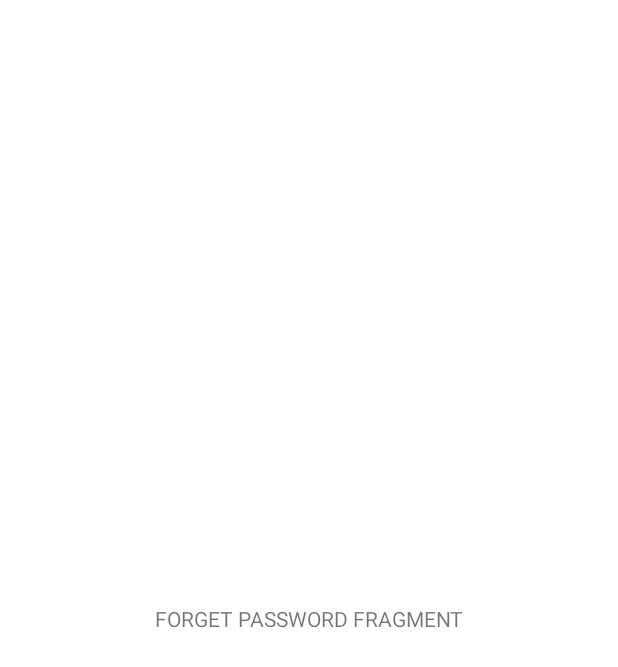
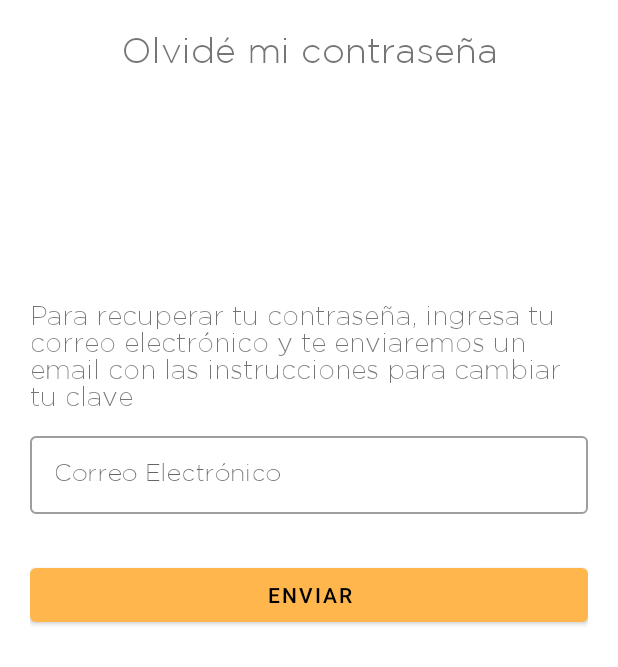
Before and after one commit to nikoo5/DDAM, an Android app: the ForgetPasswordFragment screen opened through its navigation route, on a phone screen of 412 x 824 dp. Shown: the top 667 px of the screen. Run offline under Robolectric (Android 15) with nearby library versions, the light colour scheme and no system bars; our stand-ins replace Firebase (no records; nobody signed in at launch, a user with empty details on screens opened directly); 1 statement that could not run was skipped.

Commit message:
Added Forget Password Function

```diff
--- a/Homie/app/src/main/java/ar/edu/utn/frba/ddam/homie/activities/MainActivity.kt
+++ b/Homie/app/src/main/java/ar/edu/utn/frba/ddam/homie/activities/MainActivity.kt
@@ -19,6 +19,7 @@ import androidx.navigation.ui.setupWithNavController
 import ar.edu.utn.frba.ddam.homie.R
 import com.google.android.material.bottomnavigation.BottomNavigationView
 import com.google.android.material.navigation.NavigationView
+import com.google.android.material.snackbar.Snackbar
 import com.google.firebase.auth.FirebaseAuth
 
 class MainActivity : AppCompatActivity() {
@@ -61,6 +62,7 @@ class MainActivity : AppCompatActivity() {
     }
 
     fun settingHandler(menuItem : MenuItem) {
+        Snackbar.make(dlMain, resources.getString(R.string.future_feature), Snackbar.LENGTH_SHORT).show();
     }
 
     fun logOutHandler(menuItem : MenuItem) {
--- a/Homie/app/src/main/java/ar/edu/utn/frba/ddam/homie/fragments/ForgetPasswordFragment.kt
+++ b/Homie/app/src/main/java/ar/edu/utn/frba/ddam/homie/fragments/ForgetPasswordFragment.kt
@@ -1,16 +1,29 @@
 package ar.edu.utn.frba.ddam.homie.fragments
 
+import android.content.Intent
 import android.os.Bundle
 import androidx.fragment.app.Fragment
 import android.view.LayoutInflater
 import android.view.View
 import android.view.ViewGroup
+import android.widget.Button
 import ar.edu.utn.frba.ddam.homie.R
+import ar.edu.utn.frba.ddam.homie.activities.MainActivity
+import com.google.android.material.snackbar.Snackbar
+import com.google.android.material.textfield.TextInputLayout
+import com.google.firebase.auth.FirebaseAuth
+import com.google.firebase.auth.UserProfileChangeRequest
 
 class ForgetPasswordFragment : Fragment() {
+    lateinit var mAuth: FirebaseAuth
+
+    lateinit var v : View
+    lateinit var etForgetPasswordEmail : TextInputLayout;
+    lateinit var bForgetPasswordSend : Button;
 
     override fun onCreate(savedInstanceState: Bundle?) {
         super.onCreate(savedInstanceState)
+        mAuth = FirebaseAuth.getInstance();
     }
 
     override fun onCreateView(
@@ -18,6 +31,48 @@ class ForgetPasswordFragment : Fragment() {
         savedInstanceState: Bundle?
     ): View? {
         // Inflate the layout for this fragment
-        return inflater.inflate(R.layout.fragment_forget_password, container, false)
+        v = inflater.inflate(R.layout.fragment_forget_password, container, false)
+
+        etForgetPasswordEmail = v.findViewById(R.id.etForgetPasswordEmail);
+        bForgetPasswordSend = v.findViewById(R.id.bForgetPasswordSend);
+
+        return v;
+    }
+
+    override fun onStart() {
+        super.onStart()
+
+        bForgetPasswordSend.setOnClickListener {
+            bForgetPasswordSend.isEnabled = false;
+
+            val email = etForgetPasswordEmail.editText?.text.toString();
+
+            if(validateEmail(email)) {
+                bForgetPasswordSend.text = resources.getString(R.string.forget_password_sending);
+
+                mAuth.languageCode = "es";
+                mAuth.sendPasswordResetEmail(email).addOnCompleteListener {
+                    bForgetPasswordSend.isEnabled = true;
+                    bForgetPasswordSend.text = resources.getString(R.string.forget_password_send);
+                    Snackbar.make(v, resources.getString(R.string.forget_password_sent), Snackbar.LENGTH_SHORT).show();
+                    requireActivity().onBackPressed();
+                }
+            } else {
+                bForgetPasswordSend.isEnabled = true;
+            }
+        }
+    }
+
+    private fun validateEmail(email : String) : Boolean {
+        var valid : Boolean = false;
+        if(email.isEmpty()) {
+            etForgetPasswordEmail.error = resources.getString(R.string.forget_password_error_empty_email);
+        } else if (!android.util.Patterns.EMAIL_ADDRESS.matcher(email).matches()) {
+            etForgetPasswordEmail.error = resources.getString(R.string.forget_password_error_wrong_email);
+        } else {
+            etForgetPasswordEmail.error = null;
+            valid = true;
+        }
+        return valid;
     }
 }
--- a/Homie/app/src/main/java/ar/edu/utn/frba/ddam/homie/fragments/NewUserFragment.kt
+++ b/Homie/app/src/main/java/ar/edu/utn/frba/ddam/homie/fragments/NewUserFragment.kt
@@ -7,7 +7,6 @@ import android.view.LayoutInflater
 import android.view.View
 import android.view.ViewGroup
 import android.widget.Button
-import android.widget.Toast
 import ar.edu.utn.frba.ddam.homie.R
 import ar.edu.utn.frba.ddam.homie.activities.MainActivity
 import com.google.android.material.snackbar.Snackbar
--- a/Homie/app/src/main/res/layout/fragment_forget_password.xml
+++ b/Homie/app/src/main/res/layout/fragment_forget_password.xml
@@ -8,12 +8,61 @@
     tools:context=".fragments.ForgetPasswordFragment" >
 
     <TextView
-        android:id="@+id/textView5"
+        android:id="@+id/tvForgetPasswordTitle"
         android:layout_width="wrap_content"
         android:layout_height="wrap_content"
-        android:text="FORGET PASSWORD FRAGMENT"
-        app:layout_constraintBottom_toBottomOf="parent"
+        android:layout_marginTop="20dp"
+        android:fontFamily="@font/gotham_htf_light"
+        android:text="@string/forget_password"
+        android:textSize="24sp"
         app:layout_constraintEnd_toEndOf="parent"
         app:layout_constraintStart_toStartOf="parent"
         app:layout_constraintTop_toTopOf="parent" />
+
+    <TextView
+        android:id="@+id/tvForgetPasswordMessage"
+        android:layout_width="0dp"
+        android:layout_height="wrap_content"
+        android:layout_marginStart="20dp"
+        android:layout_marginTop="200dp"
+        android:layout_marginEnd="20dp"
+        android:fontFamily="@font/gotham_htf_light"
+        android:text="@string/forget_password_txt_message"
+        android:textSize="18sp"
+        app:layout_constraintEnd_toEndOf="parent"
+        app:layout_constraintStart_toStartOf="parent"
+        app:layout_constraintTop_toTopOf="parent" />
+
+    <LinearLayout
+        android:layout_width="match_parent"
+        android:layout_height="wrap_content"
+        android:layout_marginStart="20dp"
+        android:layout_marginEnd="20dp"
+        android:orientation="vertical"
+        app:layout_constraintEnd_toEndOf="parent"
+        app:layout_constraintStart_toStartOf="parent"
+        app:layout_constraintTop_toBottomOf="@+id/tvForgetPasswordMessage">
+
+        <com.google.android.material.textfield.TextInputLayout
+            android:id="@+id/etForgetPasswordEmail"
+            style="@style/Widget.MaterialComponents.TextInputLayout.OutlinedBox"
+            android:layout_width="match_parent"
+            android:layout_height="wrap_content"
+            android:layout_marginTop="10dp"
+            android:hint="@string/new_user_txt_email">
+
+            <com.google.android.material.textfield.TextInputEditText
+                android:layout_width="match_parent"
+                android:layout_height="wrap_content"
+                android:fontFamily="@font/gotham_htf_light"
+                android:inputType="textEmailAddress" />
+        </com.google.android.material.textfield.TextInputLayout>
+
+        <Button
+            android:id="@+id/bForgetPasswordSend"
+            android:layout_width="match_parent"
+            android:layout_height="wrap_content"
+            android:layout_marginTop="30dp"
+            android:text="@string/forget_password_send" />
+    </LinearLayout>
 </androidx.constraintlayout.widget.ConstraintLayout>
--- a/Homie/app/src/main/res/layout/fragment_login.xml
+++ b/Homie/app/src/main/res/layout/fragment_login.xml
@@ -99,6 +99,7 @@
             android:layout_width="match_parent"
             android:layout_height="wrap_content"
             android:layout_marginTop="30dp"
+            android:imeOptions="actionDone"
             android:text="@string/login" />
 
         <TextView
--- a/Homie/app/src/main/res/values/strings.xml
+++ b/Homie/app/src/main/res/values/strings.xml
@@ -39,6 +39,13 @@
     <string name="new_user_fail">Ocurrió un error al intentar crear el usuario</string>
     <string name="new_user_fail_update">Ocurrió un error al intentar guardar la información personal</string>
 
+    <string name="forget_password_txt_message">Para recuperar tu contraseña, ingresa tu correo electrónico y te enviaremos un email con las instrucciones para cambiar tu clave</string>
+    <string name="forget_password_error_empty_email">@string/new_user_error_empty_email</string>
+    <string name="forget_password_error_wrong_email">@string/new_user_error_wrong_email</string>
+    <string name="forget_password_send">Enviar</string>
+    <string name="forget_password_sending">Enviando...</string>
+    <string name="forget_password_sent">Si el mail es correcto, te enviaremos un correo</string>
+
     <string name="login_title">Iniciar Sesión</string>
     <string name="login_txt_email">Correo Electrónico</string>
     <string name="login_txt_password">Contraseña</string>
```
Also changed, not shown: Homie/app/src/main/java/ar/edu/utn/frba/ddam/homie/fragments/LoginFragment.kt (+12 -3 lines).
